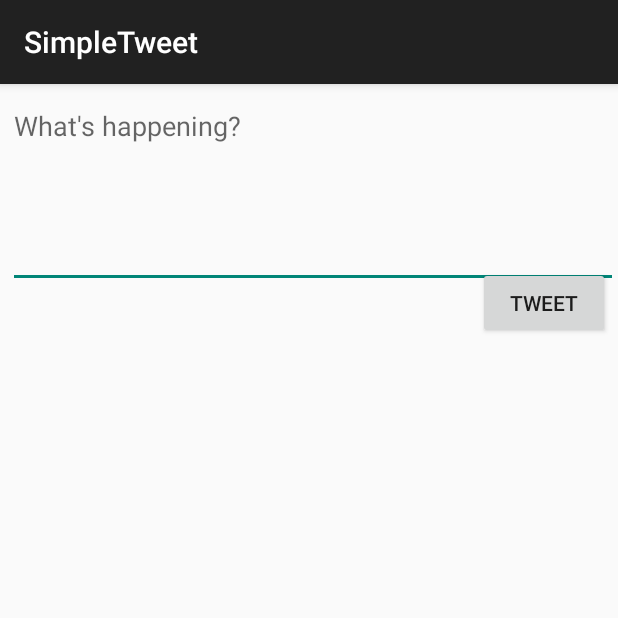
After one commit to alexriviello/simpleTweet, an Android app: the ComposeActivity screen opened directly, with no data from a screen before it, on a phone screen of 412 x 824 dp, the top half of it. The commit adds this screen. Run offline under Robolectric (Android 15) with nearby library versions, the phone set to English and light mode, and no system bars; our stand-ins replace Room's generated code; libraries missing offline, so code that uses them is left out: com.codepath.asynchttpclient, com.facebook.stetho, org.parceler; 1 statement that could not run was skipped.

Commit message:
Fully functional Twitter app!
All user stories completed for Codepath assignment.

```diff
--- a/app/build.gradle
+++ b/app/build.gradle
@@ -44,7 +44,7 @@ dependencies {
     // Glide for remote image loading
     implementation 'com.github.bumptech.glide:glide:4.10.0-SNAPSHOT'
     // Room for simple persistence with an ORM
-    def room_version = "2.1.0"
+    def room_version = "2.2.1"
     implementation "androidx.room:room-runtime:$room_version"
     implementation 'androidx.constraintlayout:constraintlayout:1.1.3'
     annotationProcessor "androidx.room:room-compiler:$room_version"
@@ -53,4 +53,7 @@ dependencies {
     implementation 'androidx.swiperefreshlayout:swiperefreshlayout:1.0.0'
     implementation 'androidx.cardview:cardview:1.0.0'
     implementation 'jp.wasabeef:glide-transformations:3.3.0'
+
+    implementation 'org.parceler:parceler-api:1.1.12'
+    annotationProcessor 'org.parceler:parceler:1.1.12'
 }
--- a/app/src/main/AndroidManifest.xml
+++ b/app/src/main/AndroidManifest.xml
@@ -13,7 +13,8 @@
         android:icon="@drawable/ic_launcher"
         android:label="@string/app_name"
         android:theme="@style/AppTheme">
-        <activity android:name=".TimelineActivity"></activity>
+        <activity android:name=".ComposeActivity"></activity>
+        <activity android:name=".TimelineActivity" />
         <activity
             android:name=".LoginActivity"
             android:label="@string/app_name"
--- /dev/null
+++ b/app/src/main/java/com/codepath/apps/restclienttemplate/ComposeActivity.java
@@ -0,0 +1,84 @@
+package com.codepath.apps.restclienttemplate;
+
+import androidx.appcompat.app.AppCompatActivity;
+
+import android.content.Intent;
+import android.os.Bundle;
+import android.os.Parcelable;
+import android.util.Log;
+import android.view.View;
+import android.widget.Button;
+import android.widget.EditText;
+import android.widget.Toast;
+
+import com.codepath.apps.restclienttemplate.models.Tweet;
+import com.codepath.asynchttpclient.callback.JsonHttpResponseHandler;
+
+import org.json.JSONException;
+import org.parceler.Parcels;
+
+import okhttp3.Headers;
+
+public class ComposeActivity extends AppCompatActivity {
+
+    public static final String TAG = "ComposeActivity";
+    public static final int MAX_TWEET_LENGTH = 140;
+
+    EditText etCompose;
+    Button btnTweet;
+
+    TwitterClient client;
+
+    @Override
+    protected void onCreate(Bundle savedInstanceState) {
+        super.onCreate(savedInstanceState);
+        setContentView(R.layout.activity_compose);
+
+        etCompose = findViewById(R.id.etCompose);
+        btnTweet = findViewById(R.id.btnTweet);
+        client = TwitterApp.getRestClient(this);
+
+        // Add a click listener on button
+        btnTweet.setOnClickListener(new View.OnClickListener() {
+            @Override
+            public void onClick(View v) {
+                String tweetContent = etCompose.getText().toString();
+                if (tweetContent.isEmpty()){
+                    Toast.makeText(ComposeActivity.this, "Sorry, your tweet cannot be empty", Toast.LENGTH_LONG).show();
+                    return;
+                }
+                if (tweetContent.length() > MAX_TWEET_LENGTH){
+                    Toast.makeText(ComposeActivity.this, "Sorry, your tweet is too long", Toast.LENGTH_LONG).show();
+                    return;
+                }
+                Toast.makeText(ComposeActivity.this, tweetContent, Toast.LENGTH_LONG).show();
+                // Make an API call to Twitter to publish the tweeet
+                client.publishTweet(tweetContent, new JsonHttpResponseHandler() {
+                    @Override
+                    public void onSuccess(int statusCode, Headers headers, JSON json) {
+                        Log.i(TAG, "onSuccess to publish tweet");
+                        try {
+                            Tweet tweet = Tweet.fromJson(json.jsonObject);
+                            Log.i(TAG, "Published tweet says " + tweet.body);
+                            Intent intent = new Intent();
+                            // Pass relevant data back as a result
+                            intent.putExtra("tweet", Parcels.wrap(tweet));
+                            // Activity finished ok, return the data
+                            setResult(RESULT_OK, intent); // set result code and bundle data for response
+                            finish(); // closes the activity, pass data to parent
+
+
+                        } catch (JSONException e) {
+                            e.printStackTrace();
+                        }
+                    }
+
+                    @Override
+                    public void onFailure(int statusCode, Headers headers, String response, Throwable throwable) {
+                        Log.e(TAG,"onFailure to publish tweet", throwable);
+                    }
+                });
+            }
+        });
+    }
+}
--- a/app/src/main/java/com/codepath/apps/restclienttemplate/models/Tweet.java
+++ b/app/src/main/java/com/codepath/apps/restclienttemplate/models/Tweet.java
@@ -3,14 +3,20 @@ package com.codepath.apps.restclienttemplate.models;
 import org.json.JSONArray;
 import org.json.JSONException;
 import org.json.JSONObject;
+import org.parceler.Parcel;
 
 import java.util.ArrayList;
 import java.util.List;
+
+@Parcel
 
 public class Tweet {
     public String body;
     public String createdAt;
     public User user;
+
+    // empty constructor needed for the Parceler library
+    public Tweet(){};
 
     public static Tweet fromJson(JSONObject jsonObject) throws JSONException {
         Tweet tweet = new Tweet();
--- a/app/src/main/java/com/codepath/apps/restclienttemplate/models/User.java
+++ b/app/src/main/java/com/codepath/apps/restclienttemplate/models/User.java
@@ -2,12 +2,18 @@ package com.codepath.apps.restclienttemplate.models;
 
 import org.json.JSONException;
 import org.json.JSONObject;
+import org.parceler.Parcel;
+
+@Parcel
 
 public class User {
 
     public String name;
     public String screenName;
     public String imgURL;
+
+    // empty constructor needed for the Parceler library
+    public User(){};
 
     public static User fromJSon(JSONObject jsonObject) throws JSONException {
         User user = new User();
--- /dev/null
+++ b/app/src/main/res/layout/activity_compose.xml
@@ -0,0 +1,35 @@
+<?xml version="1.0" encoding="utf-8"?>
+<RelativeLayout
+    xmlns:android="http://schemas.android.com/apk/res/android"
+    xmlns:app="http://schemas.android.com/apk/res-auto"
+    xmlns:tools="http://schemas.android.com/tools"
+    android:layout_width="match_parent"
+    android:layout_height="match_parent"
+    tools:context=".ComposeActivity">
+
+
+    <EditText
+        android:id="@+id/etCompose"
+        android:layout_width="match_parent"
+        android:layout_height="wrap_content"
+        android:layout_alignParentStart="true"
+        android:layout_alignParentTop="true"
+        android:layout_marginStart="5dp"
+        android:layout_marginTop="5dp"
+        android:ems="10"
+        android:gravity="start|top"
+        android:hint="@string/whats_happening"
+        android:inputType="textMultiLine"
+        android:minLines="5"
+        android:textColorHighlight="#7cff88" />
+
+    <Button
+        android:id="@+id/btnTweet"
+        android:layout_width="wrap_content"
+        android:layout_height="wrap_content"
+        android:layout_below="@+id/etCompose"
+        android:layout_alignParentEnd="true"
+        android:layout_marginTop="-14dp"
+        android:layout_marginEnd="5dp"
+        android:text="@string/tweet" />
+</RelativeLayout>
--- a/app/src/main/res/layout/item_tweet.xml
+++ b/app/src/main/res/layout/item_tweet.xml
@@ -23,6 +23,7 @@
         android:layout_marginTop="5dp"
         android:layout_marginEnd="5dp"
         android:layout_marginBottom="5dp"
+        android:contentDescription="@string/profile_picture"
         tools:srcCompat="@tools:sample/avatars[9]" />
 
         <TextView
@@ -55,7 +56,7 @@
             android:layout_toEndOf="@+id/ivProfileImage"
             android:textAppearance="@style/TextAppearance.AppCompat.Large"
             android:textSize="20sp"
-            tools:text="Viktoria Braun" />
+            tools:text="Alex Riviello" />
 
     </RelativeLayout>
 </androidx.cardview.widget.CardView>
--- a/app/src/main/res/values/strings.xml
+++ b/app/src/main/res/values/strings.xml
@@ -5,5 +5,9 @@
     <string name="login_label">Log in</string>
     <string name="intent_scheme">oauth</string>
     <string name="intent_host">cprest</string>
+    <string name="tweet">Tweet</string>
+    <string name="whats_happening">What\'s happening?</string>
+    <string name="compose">Compose</string>
+    <string name="profile_picture">Profile Picture</string>
 
 </resources>
--- a/build.gradle
+++ b/build.gradle
@@ -5,7 +5,7 @@ buildscript {
         jcenter()
     }
     dependencies {
-        classpath 'com.android.tools.build:gradle:3.5.1'
+        classpath 'com.android.tools.build:gradle:3.5.2'
     }
 }
 
```
Also changed, not shown: app/src/main/java/com/codepath/apps/restclienttemplate/TimelineActivity.java (+42 -0 lines), app/src/main/java/com/codepath/apps/restclienttemplate/TwitterClient.java (+7 -0 lines), app/src/main/res/menu/menu_main.xml (added, +10 -0 lines). Lines whose indentation alone changed are shown as unchanged.
